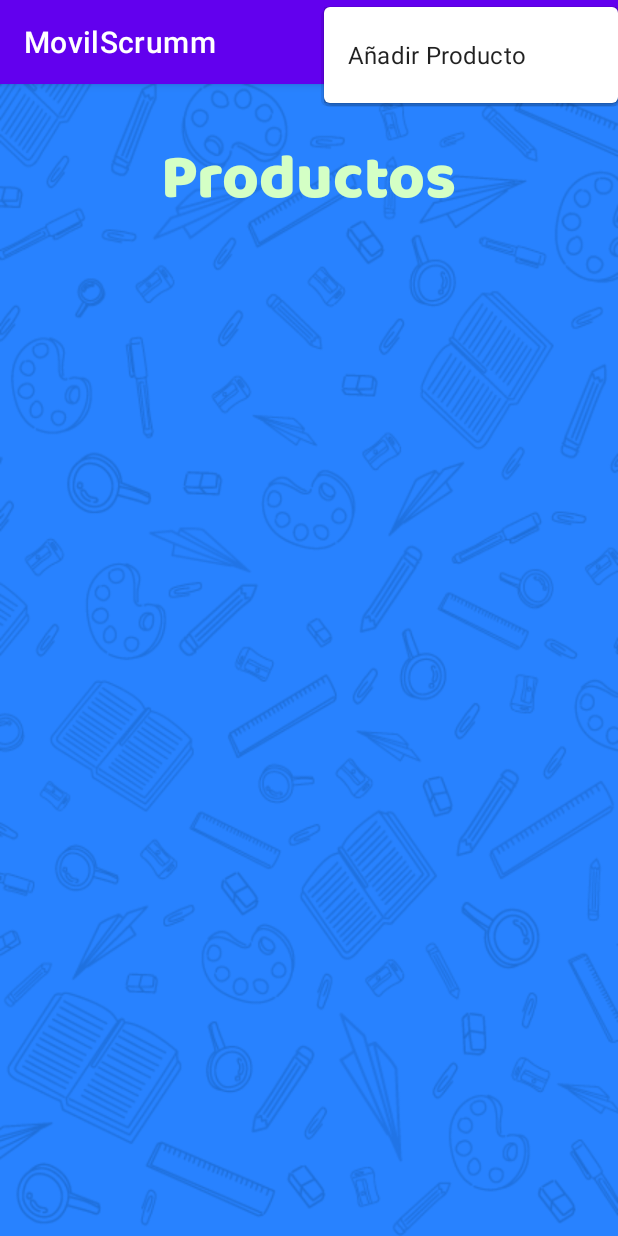
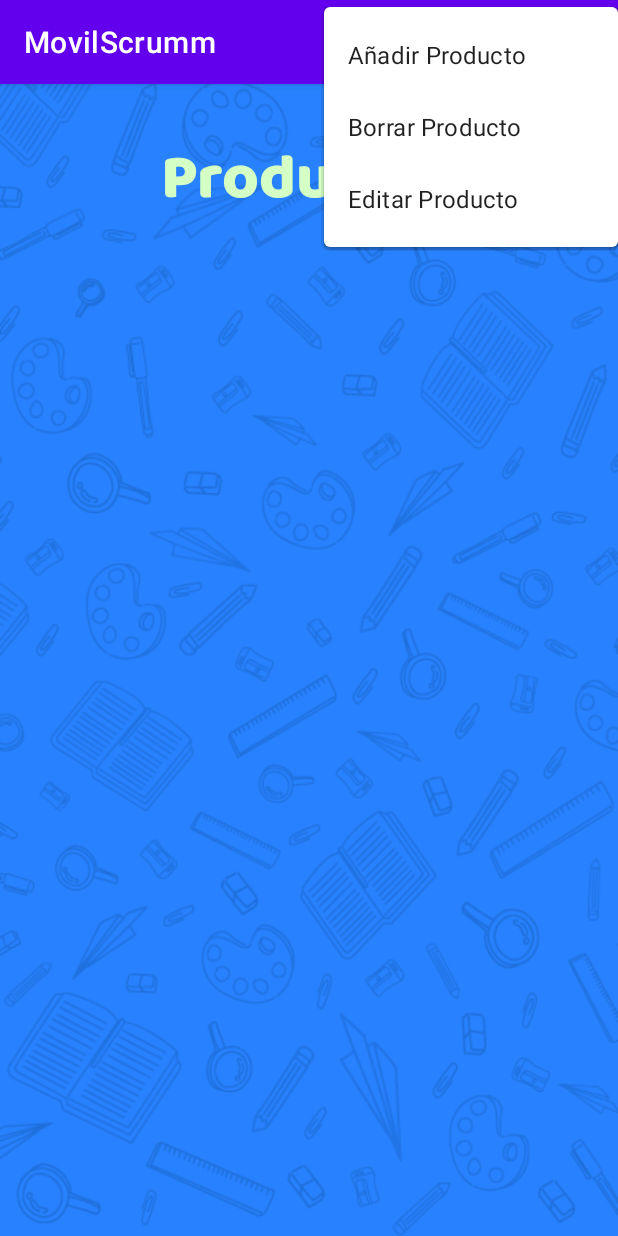
Before and after one commit to patman89/MovilScrum, an Android app: the ProductListActivity screen opened directly, with no data from a screen before it, after a tap on an icon or button, on a phone screen of 412 x 824 dp. Run offline under Robolectric (Android 15) with nearby library versions, the phone set to English and light mode, and no system bars; our stand-ins replace Firebase (no records; nobody signed in at launch, a user with empty details on screens opened directly).

Commit message:
last change

```diff
--- a/app/src/main/res/menu/main_menu.xml
+++ b/app/src/main/res/menu/main_menu.xml
@@ -11,6 +11,14 @@
                 android:id="@+id/addProduct"
                 app:showAsAction="ifRoom"
                 android:title="Añadir Producto" />
+            <item
+                android:id="@+id/deleteProduct"
+                app:showAsAction="ifRoom"
+                android:title="Borrar Producto" />
+            <item
+                android:id="@+id/aProduct"
+                app:showAsAction="ifRoom"
+                android:title="Editar Producto" />
         </menu>
     </item>
 </menu>
```
